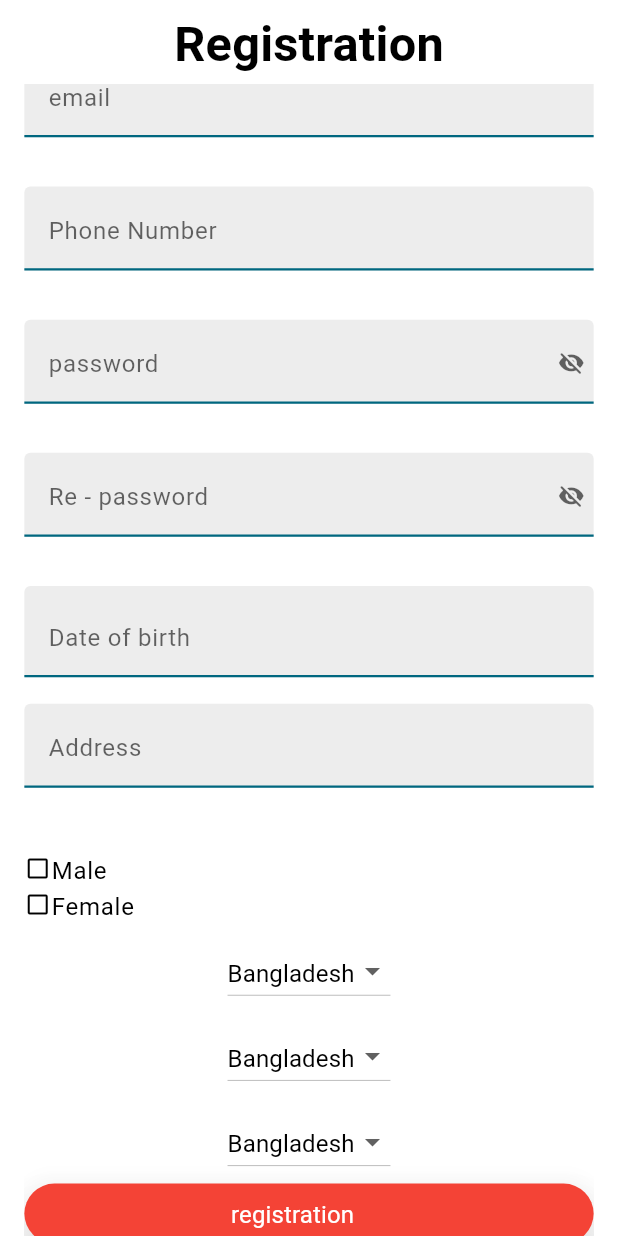
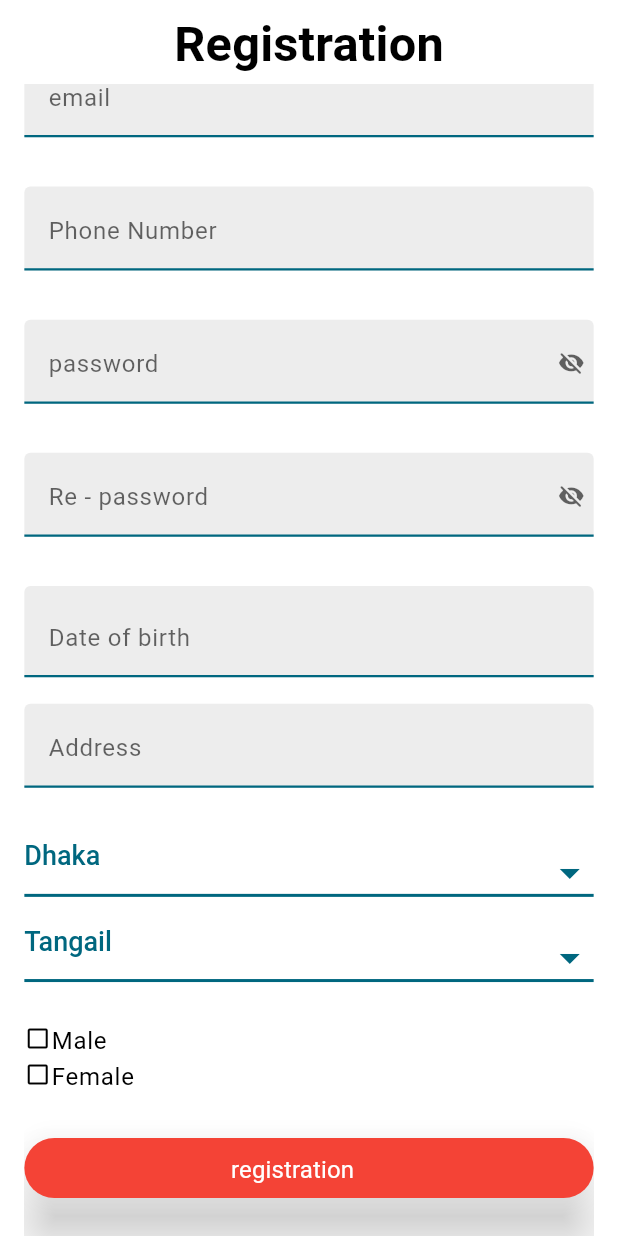
Before and after one commit to iamthejahid/flutter_spacecat, a Flutter app: the RegistrationScreen screen opened by its route, scrolled down 282 dp, on a phone screen of 412 x 824 dp. Run offline on Flutter 3.47's test engine with Material 2 defaults, Android fonts, the phone set to English and light mode, and no system bars; our stand-ins replace cached_network_image, dio, equatable, flutter_animate, flutter_dotenv, flutter_hooks and 11 more; missing offline and left inert: flutter_easylogger, mac_address; accounts and stored records are empty; generated files the repository leaves out were written again; statements that could not run were skipped.

Commit message:
update : registration done

```diff
--- a/lib/features/registration_screen/presentation/registration_screen.dart
+++ b/lib/features/registration_screen/presentation/registration_screen.dart
@@ -1,3 +1,4 @@
+import 'dart:developer';
 import 'dart:io';
 
 import 'package:app_ui/app_ui.dart';
@@ -6,8 +7,8 @@ import 'package:hooks_riverpod/hooks_riverpod.dart';
 import 'package:flutter_hooks/flutter_hooks.dart';
 import 'package:intl/intl.dart';
 import 'package:mac_address/mac_address.dart';
-import 'package:riverpod_ddd/features/login_page/presentation/login_state_notifier.dart';
 import 'package:riverpod_ddd/features/registration_screen/presentation/registration_state_notifier.dart';
+import 'dart:convert';
 
 class RegistrationScreen extends HookConsumerWidget {
   RegistrationScreen({super.key});
@@ -39,12 +40,15 @@ class RegistrationScreen extends HookConsumerWidget {
 
     final dobController = useTextEditingController();
 
-    final address = useTextEditingController();
+    final addressController = useTextEditingController();
     final addressKey = useMemoized(() => GlobalKey<FormFieldState<String>>());
 
     final rePassword = useTextEditingController();
     final rePasswordKey =
         useMemoized(() => GlobalKey<FormFieldState<String>>());
+
+    final selectedDist = useState("44");
+    final selectedDiv = useState("6");
 
     // Country
 
@@ -54,7 +58,7 @@ class RegistrationScreen extends HookConsumerWidget {
 
     // mac address
 
-    File? imageFile;
+    final imageFile = useState<File?>(null);
 
     return Scaffold(
       appBar: const KAppBar(titleText: 'Registration'),
@@ -65,7 +69,7 @@ class RegistrationScreen extends HookConsumerWidget {
             children: [
               gap16,
               ImagePickerAvatar(
-                onSave: (v) => imageFile = v,
+                onSave: (v) => imageFile.value = v,
               ),
               gap8,
               AppTextField(
@@ -144,10 +148,76 @@ class RegistrationScreen extends HookConsumerWidget {
               gap8,
               AppTextField(
                 hintText: "Address",
-                controller: address,
+                controller: addressController,
                 formFieldKey: addressKey,
                 validator: (v) => TextInputValidator().name(v),
                 onChanged: (v) => addressKey.currentState!.validate(),
+              ),
+              gap4,
+              DropdownButton<String>(
+                value: selectedDiv.value,
+                onChanged: (String? newValue) => selectedDiv.value = newValue!,
+                items: [
+                  {"value": "6", "label": "Dhaka"}
+                ].map((value) {
+                  return DropdownMenuItem<String>(
+                    value: value["value"],
+                    child: Text(value["label"]!),
+                  );
+                }).toList(),
+                underline: Container(
+                  height: 2,
+                  color: AppColors.darkAqua,
+                ),
+                style: Theme.of(context).textTheme.titleLarge?.copyWith(
+                      fontWeight: FontWeight.w500,
+                    ),
+                isExpanded: true,
+                hint: Text("Select an option"),
+                icon: Icon(Icons.arrow_drop_down),
+                iconSize: 32,
+                iconEnabledColor: AppColors.darkAqua,
+                selectedItemBuilder: (BuildContext context) {
+                  return [
+                    Text("Dhaka", style: TextStyle(color: AppColors.darkAqua)),
+                  ];
+                },
+              ),
+              gap4,
+              DropdownButton<String>(
+                value: "44",
+                onChanged: (String? newValue) => selectedDist.value = newValue!,
+                items: [
+                  {"value": "44", "label": "Tangail"},
+                ].map((value) {
+                  return DropdownMenuItem<String>(
+                    value: value["value"],
+                    child: Text(value["label"]!),
+                  );
+                }).toList(),
+                underline: Container(
+                  // Customize the underline
+                  height: 2,
+                  color: AppColors.darkAqua, // Match the text field color
+                ),
+                style: Theme.of(context).textTheme.titleLarge?.copyWith(
+                      // Match the text style
+                      fontWeight: FontWeight.w500,
+                    ),
+                isExpanded:
+                    true, // To make the dropdown the same width as the text field
+                hint: Text("Select an option"), // Add a hint text
+                icon: Icon(Icons.arrow_drop_down), // Add an icon
+                iconSize: 32, // Customize the icon size
+                iconEnabledColor:
+                    AppColors.darkAqua, // Customize the icon color
+                selectedItemBuilder: (BuildContext context) {
+                  // Customize the selected item appearance
+                  return [
+                    Text("Tangail",
+                        style: TextStyle(color: AppColors.darkAqua)),
+                  ];
+                },
               ),
               gap8,
               SizedBox(
@@ -171,39 +241,7 @@ class RegistrationScreen extends HookConsumerWidget {
                       .toList(),
                 ),
               ),
-              gap4,
-              DropdownButton<String>(
-                value: "Bangladesh",
-                onChanged: (String? newValue) {},
-                items: ["Bangladesh"].map((String value) {
-                  return DropdownMenuItem<String>(
-                    value: value,
-                    child: Text(value),
-                  );
-                }).toList(),
-              ),
-              gap4,
-              DropdownButton<String>(
-                value: "Bangladesh",
-                onChanged: (String? newValue) {},
-                items: ["Bangladesh"].map((String value) {
-                  return DropdownMenuItem<String>(
-                    value: value,
-                    child: Text(value),
-                  );
-                }).toList(),
-              ),
-              gap4,
-              DropdownButton<String>(
-                value: "Bangladesh",
-                onChanged: (String? newValue) {},
-                items: ["Bangladesh"].map((String value) {
-                  return DropdownMenuItem<String>(
-                    value: value,
-                    child: Text(value),
-                  );
-                }).toList(),
-              ),
+              gap12,
               FilledButton(
                 style: ButtonStyle(
                   backgroundColor: MaterialStateProperty.all<Color>(Colors.red),
@@ -213,17 +251,34 @@ class RegistrationScreen extends HookConsumerWidget {
                     ? () async {
                         phoneControllerKey.currentState!.validate();
                         passwordControllerKey.currentState!.validate();
+
+                        String image64 = base64Encode(
+                            File(imageFile.value!.path).readAsBytesSync());
+
                         if ((phoneControllerKey.currentState?.isValid ??
                                 false) &&
                             (passwordControllerKey.currentState?.isValid ??
                                 false)) {
-                          final macAddress = await await GetMac.macAddress;
+                          String macAddress = await await GetMac.macAddress;
+                          if (macAddress.isEmpty) {
+                            macAddress = "dummy_mac";
+                          }
                           Map<String, dynamic> body = {
+                            "name": nameController.text,
+                            "email": emailController.text,
+                            "country_code": "+880",
                             "phone": phoneController.text,
-                            "password": passwordController.text,
+                            "gender": selectedGender.value,
+                            "dob": dobController.text,
+                            "division_id": 6,
+                            "district_id": 44,
+                            "address": addressController.text,
+                            "password": phoneController.text,
+                            "profile_photo": image64,
                             "mac_address": macAddress,
                           };
-                          await controller.login(body: body);
+                          log(body.toString());
+                          await controller.registration(body: body);
                         }
                       }
                     : null,
@@ -243,7 +298,8 @@ class RegistrationScreen extends HookConsumerWidget {
                       ),
                   ],
                 ),
-              )
+              ),
+              gap10,
             ],
           ),
         ),
--- a/lib/router/router.dart
+++ b/lib/router/router.dart
@@ -79,6 +79,7 @@ class RouterNotifier extends ChangeNotifier {
     _ref.watch(hiveProvider).getCacheBox().watch().listen((_) {
       if (_.key == KCacheTags.token || _.deleted) {
         _isLoggedIn = _ref.watch(hiveProvider).token.isNotEmpty;
+        log(_isLoggedIn.toString(), name: "LOGGED IN");
         notifyListeners();
       }
     });
```
Also changed, not shown: lib/features/registration_screen/data/registration_repo.dart (+5 -5 lines), lib/features/registration_screen/domain/registraionModel.dart (added, +166 -0 lines), lib/features/registration_screen/domain/user_profile_model.dart (deleted, +0 -62 lines), lib/features/registration_screen/presentation/registration_state.dart (+27 -29 lines), lib/features/registration_screen/presentation/registration_state_notifier.dart (+13 -15 lines).
